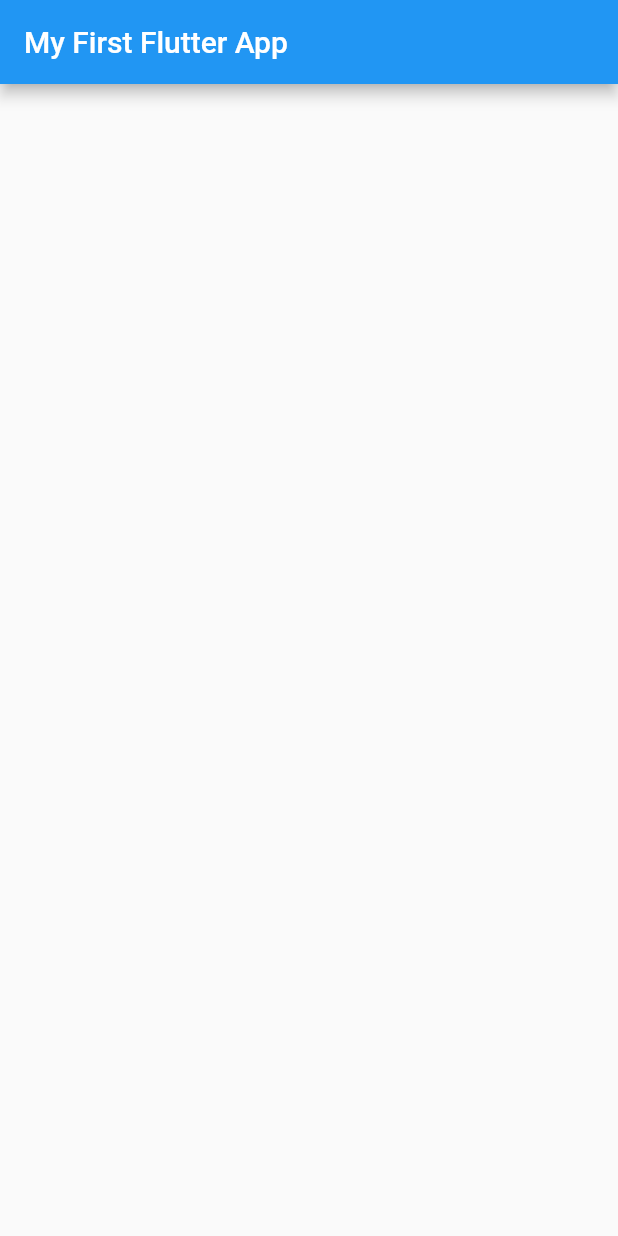
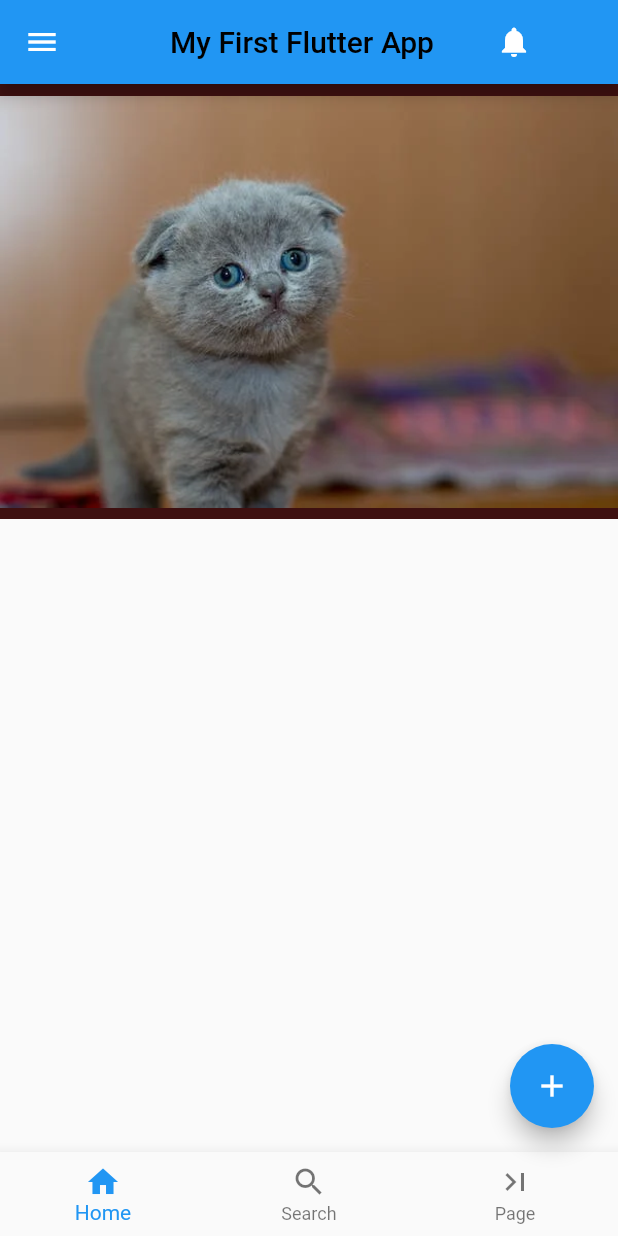
Before and after one commit to finteger/RDP_Guestbook, a Flutter app: the screen it shows after launch, on a phone screen of 412 x 824 dp. Run offline on Flutter 3.47's test engine with Material 2 defaults, Android fonts, the phone set to English and light mode, and no system bars.

Commit message:
My Second Commit

```diff
--- a/lib/screens/home.dart
+++ b/lib/screens/home.dart
@@ -8,12 +8,50 @@ class HomePage extends StatefulWidget {
 }
 
 class _HomePageState extends State<HomePage> {
+  List<String> items = ["One", "Two", "Three"];
+
   @override
   Widget build(BuildContext context) {
     return Scaffold(
       appBar: AppBar(
-        title: Text("My First Flutter App"),
+        title: const Row(
+            mainAxisAlignment: MainAxisAlignment.spaceEvenly,
+            children: [
+              Text(
+                "My First Flutter App",
+                style: TextStyle(color: Colors.black, fontSize: 20),
+              ),
+              Icon(Icons.notifications),
+            ]),
       ),
+      drawer: Drawer(),
+      body: Container(
+        height: 290,
+        decoration: const BoxDecoration(
+          color: Color.fromARGB(255, 62, 16, 16),
+        ),
+        child: const Image(
+          image: AssetImage("assets/images/cat.webp"),
+        ),
+      ),
+      floatingActionButton: const FloatingActionButton(
+        onPressed: null,
+        child: Icon(Icons.add),
+      ),
+      bottomNavigationBar: BottomNavigationBar(items: const [
+        BottomNavigationBarItem(
+          icon: Icon(Icons.home),
+          label: 'Home',
+        ),
+        BottomNavigationBarItem(
+          icon: Icon(Icons.search),
+          label: 'Search',
+        ),
+        BottomNavigationBarItem(
+          icon: Icon(Icons.last_page),
+          label: 'Page',
+        ),
+      ]),
     );
   }
 }
--- a/pubspec.yaml
+++ b/pubspec.yaml
@@ -59,9 +59,9 @@ flutter:
   uses-material-design: true
 
   # To add assets to your application, add an assets section, like this:
-  # assets:
-  #   - images/a_dot_burr.jpeg
-  #   - images/a_dot_ham.jpeg
+  assets:
+    - assets/images/
+
 
   # An image asset can refer to one or more resolution-specific "variants", see
   # https://flutter.dev/assets-and-images/#resolution-aware
```
Also changed, not shown: assets/images/cat.webp (added).
